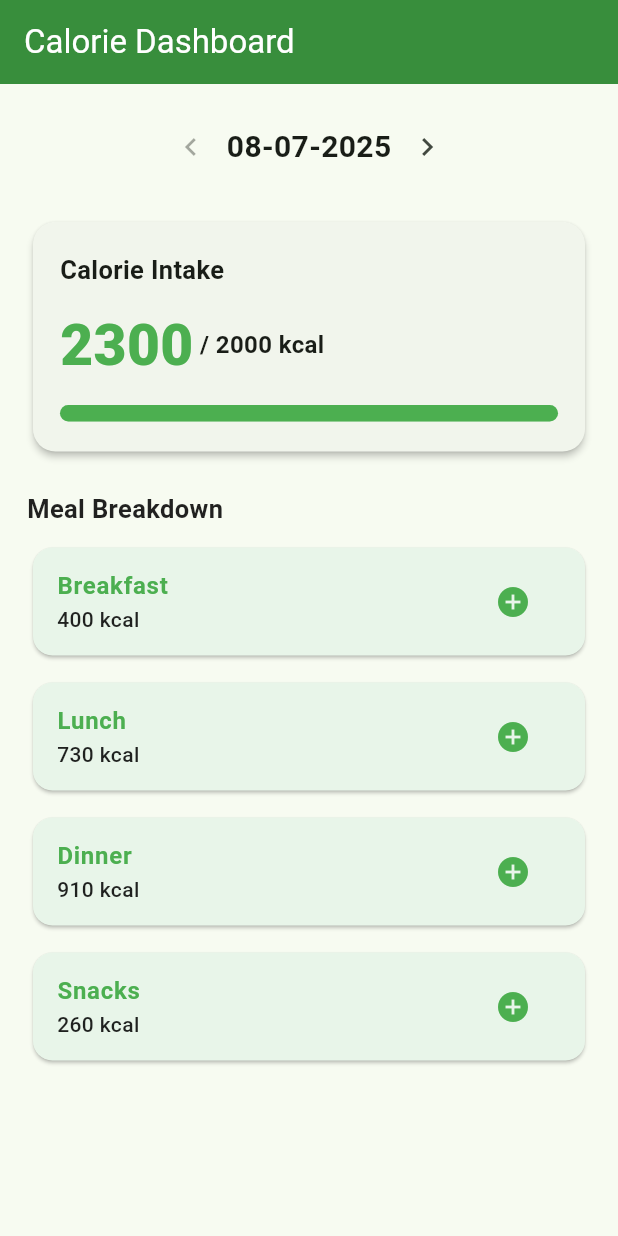
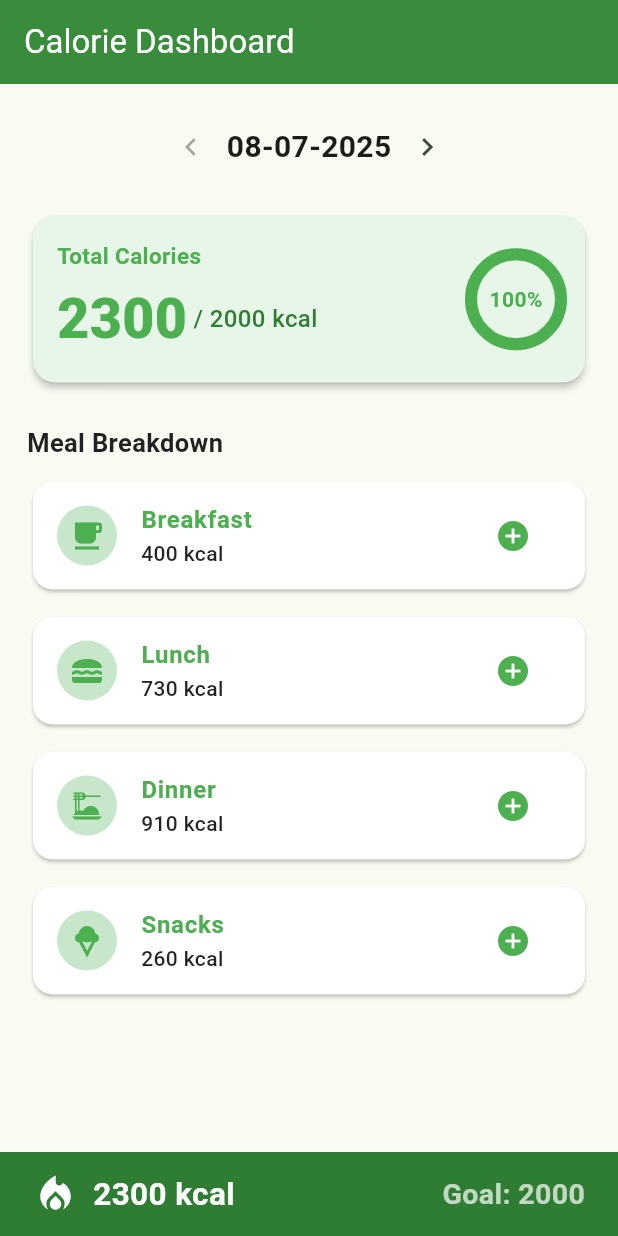
Before and after one commit to nik190799/ccdcdd_sdsd, a Flutter app: the screen it shows after launch, after a tap on the "chevron left" icon, on a phone screen of 412 x 824 dp. Run offline on Flutter 3.47's test engine with Material 3 defaults, Android fonts, the phone set to English and light mode, and no system bars.

Commit message:
AI(Jarvis): Initial Attempt: lib/main.dart

```diff
--- a/lib/main.dart
+++ b/lib/main.dart
@@ -16,6 +16,7 @@
         useMaterial3: true,
       ),
       home: const CalorieDashboardScreen(),
+      debugShowCheckedModeBanner: false,
     );
   }
 }
@@ -69,9 +70,12 @@
         title: const Text('Calorie Dashboard'),
         backgroundColor: Colors.green.shade700,
         foregroundColor: Colors.white,
+        elevation: 1,
       ),
-      body: Padding(
-        padding: const EdgeInsets.all(18.0),
+      body: Stack(
+        children: [
+          Padding(
+            padding: const EdgeInsets.fromLTRB(18, 18, 18, 70),
             child: Column(
               crossAxisAlignment: CrossAxisAlignment.stretch,
               children: [
@@ -111,44 +115,73 @@
                     ),
                   ],
                 ),
-            const SizedBox(height: 22),
+                const SizedBox(height: 18),
                 Card(
                   elevation: 2,
                   shape: RoundedRectangleBorder(borderRadius: BorderRadius.circular(15)),
+                  color: Colors.green[50],
                   child: Padding(
-                padding: const EdgeInsets.symmetric(vertical: 20, horizontal: 18),
-                child: Column(
+                    padding: const EdgeInsets.symmetric(vertical: 16, horizontal: 16),
+                    child: Row(
+                      mainAxisAlignment: MainAxisAlignment.spaceBetween,
+                      crossAxisAlignment: CrossAxisAlignment.center,
+                      children: [
+                        Column(
                           crossAxisAlignment: CrossAxisAlignment.start,
                           children: [
-                    const Text("Calorie Intake",
-                        style: TextStyle(fontWeight: FontWeight.w700, fontSize: 17)),
-                    const SizedBox(height: 11),
+                            const Text(
+                              "Total Calories",
+                              style: TextStyle(
+                                  fontWeight: FontWeight.w700, fontSize: 15, color: Colors.green),
+                            ),
+                            const SizedBox(height: 5),
                             Row(
                               children: [
                                 Text(
                                   "$total",
                                   style: const TextStyle(
-                              fontSize: 38, fontWeight: FontWeight.w900, color: Colors.green),
+                                      fontSize: 37,
+                                      fontWeight: FontWeight.w800,
+                                      color: Colors.green),
                                 ),
-                        const Text(
+                                Text(
                                   " / $calorieGoal kcal",
-                          style: TextStyle(fontSize: 16, fontWeight: FontWeight.w600),
+                                  style: TextStyle(
+                                      fontSize: 16,
+                                      fontWeight: FontWeight.w500,
+                                      color: Colors.green[800]),
                                 ),
                               ],
                             ),
-                    const SizedBox(height: 13),
-                    LinearProgressIndicator(
+                          ],
+                        ),
+                        SizedBox(
+                          height: 60,
+                          width: 60,
+                          child: Stack(
+                            fit: StackFit.expand,
+                            children: [
+                              CircularProgressIndicator(
                                 value: progress,
                                 backgroundColor: Colors.green.shade100,
                                 color: Colors.green,
-                      minHeight: 11,
-                      borderRadius: BorderRadius.circular(7),
+                                strokeWidth: 8,
                               ),
+                              Center(
+                                child: Text(
+                                  "${(progress * 100).toInt()}%",
+                                  style: const TextStyle(
+                                      fontWeight: FontWeight.bold, color: Colors.green),
+                                ),
+                              ),
+                            ],
+                          ),
+                        )
                       ],
                     ),
                   ),
                 ),
-            const SizedBox(height: 22),
+                const SizedBox(height: 24),
                 const Text(
                   "Meal Breakdown",
                   style: TextStyle(fontWeight: FontWeight.bold, fontSize: 17, color: Colors.black87),
@@ -163,13 +196,29 @@
                       final cals = meals[mealName]!;
                       return Card(
                         shape: RoundedRectangleBorder(borderRadius: BorderRadius.circular(13)),
-                    color: Colors.green[50],
+                        color: Colors.white,
                         elevation: 1,
                         child: ListTile(
+                          leading: CircleAvatar(
+                            backgroundColor: Colors.green.shade100,
+                            child: Icon(
+                              mealName == "Breakfast"
+                                  ? Icons.free_breakfast
+                                  : mealName == "Lunch"
+                                      ? Icons.lunch_dining
+                                      : mealName == "Dinner"
+                                          ? Icons.dinner_dining
+                                          : Icons.icecream,
+                              color: Colors.green,
+                            ),
+                          ),
                           title: Text(
                             mealName,
                             style: const TextStyle(
-                            fontWeight: FontWeight.w600, fontSize: 16, color: Colors.green),
+                              fontWeight: FontWeight.w600,
+                              fontSize: 16,
+                              color: Colors.green,
+                            ),
                           ),
                           subtitle: Text(
                             "$cals kcal",
@@ -192,6 +241,45 @@
               ],
             ),
           ),
+          Positioned(
+            left: 0,
+            right: 0,
+            bottom: 0,
+            child: Container(
+              color: Colors.green.shade800,
+              height: 56,
+              padding: const EdgeInsets.symmetric(horizontal: 22),
+              child: Row(
+                mainAxisAlignment: MainAxisAlignment.spaceBetween,
+                children: [
+                  Row(
+                    children: [
+                      const Icon(Icons.local_fire_department, color: Colors.white, size: 30),
+                      const SizedBox(width: 10),
+                      Text(
+                        "$total kcal",
+                        style: const TextStyle(
+                          color: Colors.white,
+                          fontWeight: FontWeight.bold,
+                          fontSize: 21,
+                        ),
+                      ),
+                    ],
+                  ),
+                  Text(
+                    "Goal: $calorieGoal",
+                    style: const TextStyle(
+                      color: Colors.white70,
+                      fontWeight: FontWeight.w600,
+                      fontSize: 19,
+                    ),
+                  ),
+                ],
+              ),
+            ),
+          ),
+        ],
+      ),
     );
   }
 }
```
Lines whose indentation alone changed are shown as unchanged.
